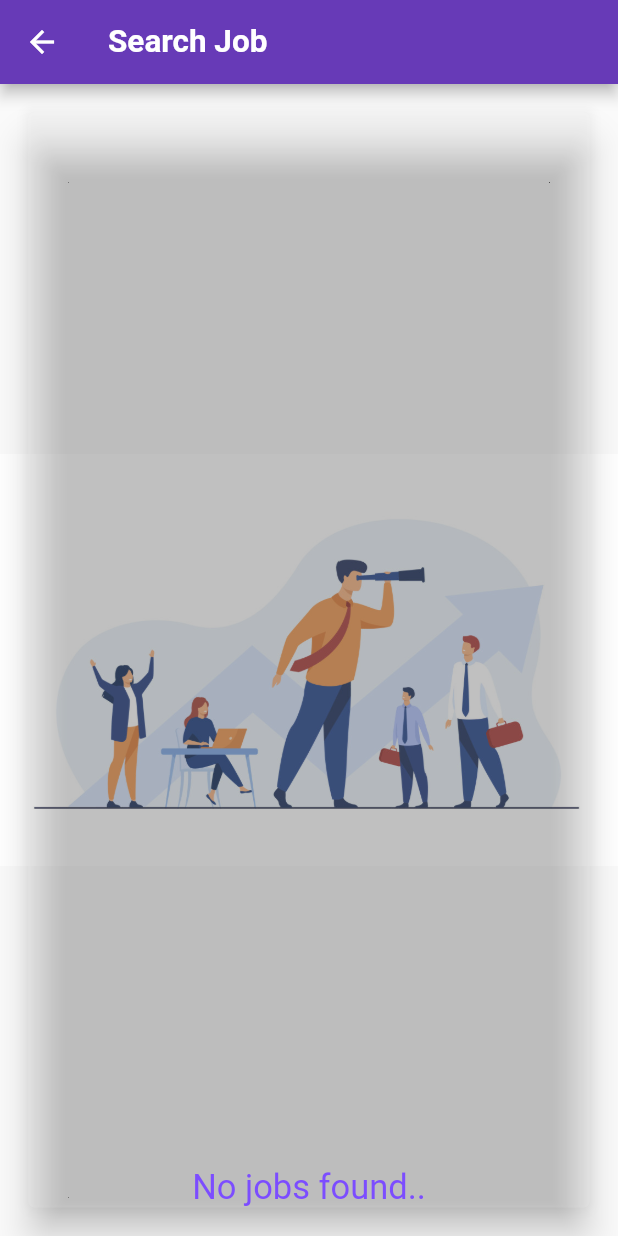
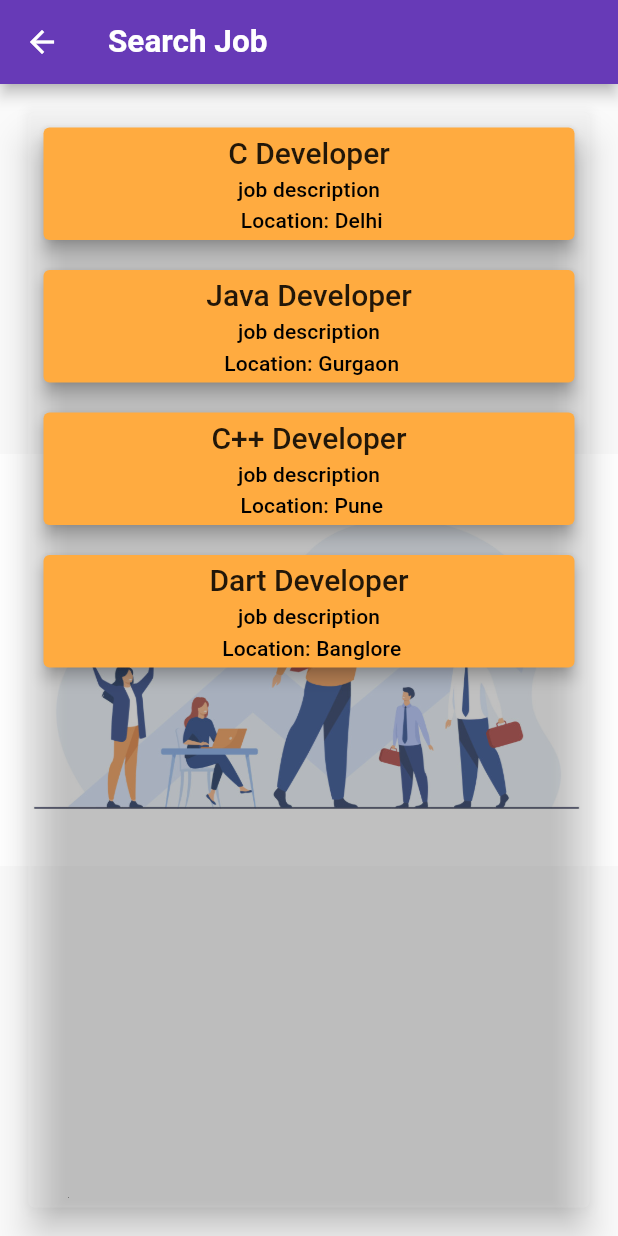
Before and after one commit to Aman2two/jobs, a Flutter app: the ViewJobCandidates screen opened directly, on a phone screen of 412 x 824 dp. Run offline on Flutter 3.47's test engine with Material 2 defaults, Android fonts, the phone set to English and light mode, and no system bars; our stand-ins replace dio, shared_preferences; accounts and stored records are empty; network calls fail.

Commit message:
dummy list added for candidate

```diff
--- a/lib/controllers/jobs_controller.dart
+++ b/lib/controllers/jobs_controller.dart
@@ -1,5 +1,6 @@
 import 'package:flutter/cupertino.dart';
 import 'package:jobs/api/apihandler.dart';
+import 'package:jobs/models/job.dart';
 import 'package:jobs/utility/constants.dart';
 
 class JobsController {
@@ -29,5 +30,33 @@ class JobsController {
     });
   }
 
+  List<Job> jobsList(List<dynamic> data)=>
+    data.map((e) =>Job.fromJson(e)).toList();
+
+
+  List<dynamic> dummyData=[
+    {
+      "title": "C Developer",
+      "description": "job description",
+      "location": "Delhi"
+    },
+    {
+      "title": "Java Developer",
+      "description": "job description",
+      "location": "Gurgaon"
+    },
+    {
+      "title": "C++ Developer",
+      "description": "job description",
+      "location": "Pune"
+    },
+    {
+      "title": "Dart Developer",
+      "description": "job description",
+      "location": "Banglore"
+    },
+  ];
+
+
 
 }
--- a/lib/main.dart
+++ b/lib/main.dart
@@ -31,14 +31,19 @@ class MyApp extends StatelessWidget {
                 fontSize: 21.0,
                 fontWeight: FontWeight.w600),
           )),
-
           textTheme: TextTheme(
-              subtitle1: TextStyle(color: Colors.deepPurpleAccent,fontSize: 18.0,fontWeight: FontWeight.w600),
+              subtitle1: TextStyle(
+                  color: Colors.deepPurpleAccent,
+                  fontSize: 18.0,
+                  fontWeight: FontWeight.w600),
               button: TextStyle(color: Colors.white, fontSize: 18.0),
-              headline4: TextStyle(color: Colors.deepPurpleAccent, fontSize: 23.0),
+              headline4:
+                  TextStyle(color: Colors.deepPurpleAccent, fontSize: 23.0),
+              headline2: TextStyle(
+                color: Colors.white,
+                fontSize: 20.0,
+              ),
               headline6: TextStyle(color: Colors.black87, fontSize: 20.0)),
-
-
           buttonTheme: ButtonThemeData(
               minWidth: 120.0,
               height: 40.0,
--- a/lib/screens/viewjobs.dart
+++ b/lib/screens/viewjobs.dart
@@ -57,14 +57,20 @@ class ViewJobCandidates extends StatelessWidget {
           return defaultLoader(context);
         } else {
           var value = snapShot.data;
-          if (!value[success]) {
-            List<dynamic> errorList =
-                (value.containsKey(errors)) ? value[errors] : [value[message]];
-            String errorString = Utility.parseErrors(errorList);
-            return noDataFound(context);
-          } else {
-            return SizedBox();
-          }
+          // if (!value[success]) {
+          //   List<dynamic> errorList =
+          //       (value.containsKey(errors)) ? value[errors] : [value[message]];
+          //   String errorString = Utility.parseErrors(errorList);
+          //   return noDataFound(context);
+          // } else {
+          // value[data];
+          List<Job> list = _jobsController.jobsList(_jobsController.dummyData);
+          return ListView.builder(
+              itemCount: list.length,
+              itemBuilder: (context, index) {
+                return singleJobCard(list[index], context);
+              });
+          // }
         }
       },
       future: userRole == 1
@@ -75,8 +81,11 @@ class ViewJobCandidates extends StatelessWidget {
 
   Widget singleJobCard(Job jobObj, BuildContext context) {
     return Card(
-      margin: EdgeInsets.all(7.0),
+      color: Colors.orangeAccent,
+      margin: EdgeInsets.all(10.0),
       elevation: 4.0,
+      child: Padding(
+        padding:  EdgeInsets.all(5.0),
         child: Column(children: [
           Text(
             jobObj.title,
@@ -89,10 +98,11 @@ class ViewJobCandidates extends StatelessWidget {
           ),
           SizedBox(height: 5.0),
           Text(
-          jobObj.location,
-          style: Theme.of(context).textTheme.headline6,
+            " Location: ${jobObj.location}",
+            style: Theme.of(context).textTheme.subtitle2,
           ),
         ]),
+      ),
     );
   }
 
```
Also changed, not shown: 2 other files. Lines whose indentation alone changed are shown as unchanged.
